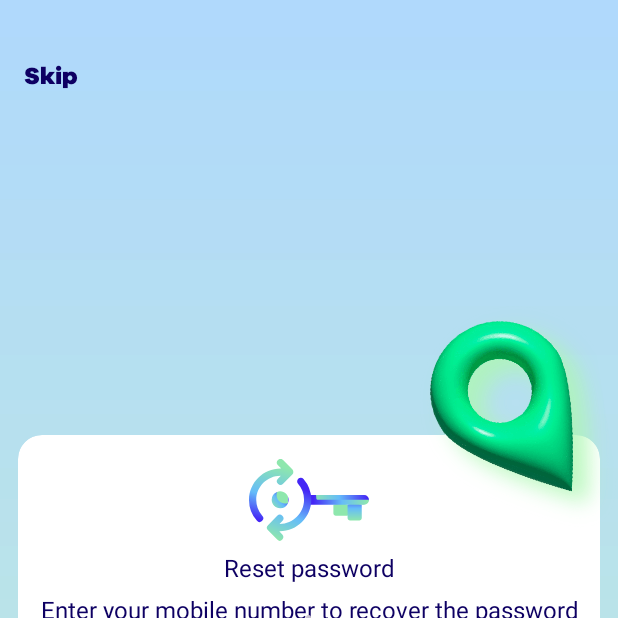
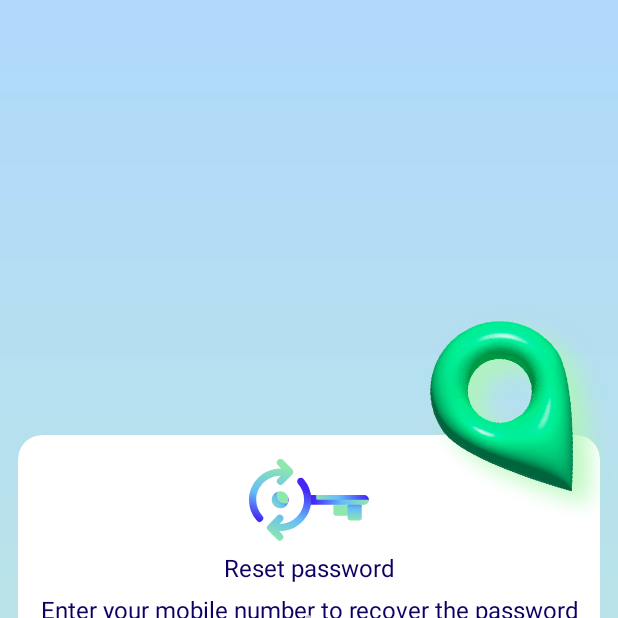
Before and after one commit to mohamedebrahem13/AlTasherat_android_team_One, an Android app: the FragmentViewPagerResetPassword screen opened through its navigation route, on a phone screen of 412 x 824 dp, the top half of it. Run offline under Robolectric (Android 15) with nearby library versions, the phone set to English and light mode, and no system bars; our stand-ins replace Dagger/Hilt's generated code; 5 statements that could not run were skipped.

Commit message:
reset password

```diff
--- a/app/src/main/java/com/solutionplus/altasherat/android/extentions/UiExt.kt
+++ b/app/src/main/java/com/solutionplus/altasherat/android/extentions/UiExt.kt
@@ -3,10 +3,13 @@ package com.solutionplus.altasherat.android.extentions
 import android.app.Activity
 import android.view.LayoutInflater
 import android.view.ViewGroup
+import androidx.activity.OnBackPressedCallback
 import androidx.fragment.app.Fragment
 import androidx.lifecycle.Lifecycle
 import androidx.lifecycle.LifecycleOwner
+import androidx.navigation.fragment.findNavController
 import androidx.viewbinding.ViewBinding
+import com.solutionplus.altasherat.R
 import java.lang.reflect.ParameterizedType
 import java.lang.reflect.Type
 
@@ -39,3 +42,14 @@ private fun <T : Any> Any.getClass(): Class<T> {
     val type: Type = (javaClass.genericSuperclass as ParameterizedType).actualTypeArguments[0]
     return type as Class<T>
 }
+
+
+
+fun Fragment.onBackButtonPressed() {
+    requireActivity().onBackPressedDispatcher.addCallback(viewLifecycleOwner, object : OnBackPressedCallback(true) {
+        override fun handleOnBackPressed() {
+            remove()
+            findNavController().navigate(R.id.action_fragmentViewPagerResetPassword_to_authViewPagerFragment)
+        }
+    })
+}
--- a/app/src/main/java/com/solutionplus/altasherat/features/auth/ui/AuthActivity.kt
+++ b/app/src/main/java/com/solutionplus/altasherat/features/auth/ui/AuthActivity.kt
@@ -1,11 +1,6 @@
 package com.solutionplus.altasherat.features.auth.ui
 
 import android.os.Bundle
-import androidx.navigation.findNavController
-import androidx.navigation.fragment.NavHostFragment
-import androidx.navigation.fragment.findNavController
-import androidx.navigation.ui.setupActionBarWithNavController
-import com.solutionplus.altasherat.R
 import com.solutionplus.altasherat.common.presentation.ui.base.activity.BaseActivity
 import com.solutionplus.altasherat.databinding.ActivityAuthBinding
 import dagger.hilt.android.AndroidEntryPoint
--- a/app/src/main/java/com/solutionplus/altasherat/features/auth/ui/AuthViewPagerFragment.kt
+++ b/app/src/main/java/com/solutionplus/altasherat/features/auth/ui/AuthViewPagerFragment.kt
@@ -2,9 +2,7 @@ package com.solutionplus.altasherat.features.auth.ui
 
 import android.os.Bundle
 import androidx.fragment.app.Fragment
-import androidx.navigation.findNavController
-import androidx.navigation.fragment.NavHostFragment.Companion.findNavController
-import androidx.navigation.fragment.findNavController
+import androidx.viewpager2.widget.ViewPager2
 import androidx.viewpager2.widget.ViewPager2.OnPageChangeCallback
 import com.google.android.material.tabs.TabLayoutMediator
 import com.solutionplus.altasherat.R
@@ -15,18 +13,25 @@ import com.solutionplus.altasherat.features.auth.login.presentation.ui.LoginFrag
 import com.solutionplus.altasherat.features.auth.signup.presentation.ui.SignUpFragment
 import com.solutionplus.altasherat.common.presentation.ui.listener.SharedButtonListener
 
-class AuthViewPagerFragment: BaseFragment<FragmentSignupLoginBinding>() {
+class AuthViewPagerFragment : BaseFragment<FragmentSignupLoginBinding>() {
 
     private val fragments by lazy {
         listOf<Fragment>(LoginFragment(), SignUpFragment())
     }
     private val adapter by lazy {
-        ViewPagerAdapter(fragmentManager = requireActivity().supportFragmentManager, fragments = fragments, lifecycle = lifecycle)
+        ViewPagerAdapter(
+            fragmentManager = requireActivity().supportFragmentManager,
+            fragments = fragments,
+            lifecycle = lifecycle
+        )
     }
+
+    private lateinit var viewPager: ViewPager2
+
     override fun onFragmentReady(savedInstanceState: Bundle?) {
         binding.btnLoginSignup.setOnClickListener {
             val currentItem =
-                fragments[binding.viewPager.currentItem] as SharedButtonListener
+                fragments[viewPager.currentItem] as SharedButtonListener
             currentItem.triggerButton()
         }
 
@@ -39,9 +44,10 @@ class AuthViewPagerFragment: BaseFragment<FragmentSignupLoginBinding>() {
     }
 
     override fun viewInit() {
-        binding.viewPager.adapter = adapter
+        viewPager = binding.viewPager
+        viewPager.adapter = adapter
 
-        binding.viewPager.registerOnPageChangeCallback(object : OnPageChangeCallback() {
+        viewPager.registerOnPageChangeCallback(object : OnPageChangeCallback() {
             override fun onPageSelected(position: Int) {
 
                 binding.cardView.requestLayout()
@@ -58,7 +64,7 @@ class AuthViewPagerFragment: BaseFragment<FragmentSignupLoginBinding>() {
             }
         })
 
-        TabLayoutMediator(binding.tabLayout, binding.viewPager) { tab, position ->
+        TabLayoutMediator(binding.tabLayout, viewPager) { tab, position ->
             when (position) {
                 0 -> {
                     tab.text = getString(R.string.login_text)
--- a/app/src/main/java/com/solutionplus/altasherat/features/reset_password/presentation/FragmentFirstResetPassword.kt
+++ b/app/src/main/java/com/solutionplus/altasherat/features/reset_password/presentation/FragmentFirstResetPassword.kt
@@ -19,32 +19,12 @@ class FragmentFirstResetPassword: BaseFragment<FragmentFirstResetPasswordBinding
     override fun viewInit() {
     }
 
-    override fun onStart() {
-        super.onStart()
-        logger.debug("start")
-    }
-
-    override fun onPause() {
-        super.onPause()
-        logger.debug("pause")
-    }
-
-    override fun onDestroy() {
-        super.onDestroy()
-        logger.debug("destroy")
-    }
-
-    override fun onCreate(savedInstanceState: Bundle?) {
-        super.onCreate(savedInstanceState)
-        logger.debug("create")
-
-    }
-
     override fun onResume() {
         super.onResume()
         binding.root.requestLayout()
     }
 
+
     companion object {
         val logger = getClassLogger()
     }
--- a/app/src/main/java/com/solutionplus/altasherat/features/reset_password/presentation/FragmentViewPagerResetPassword.kt
+++ b/app/src/main/java/com/solutionplus/altasherat/features/reset_password/presentation/FragmentViewPagerResetPassword.kt
@@ -1,10 +1,11 @@
 package com.solutionplus.altasherat.features.reset_password.presentation
 
 import android.os.Bundle
+import androidx.viewpager2.widget.ViewPager2
+import com.solutionplus.altasherat.android.extentions.onBackButtonPressed
 import com.solutionplus.altasherat.common.presentation.ui.base.fragment.BaseFragment
 import com.solutionplus.altasherat.databinding.FragmentViewPagerResetPasswordBinding
 import com.solutionplus.altasherat.common.presentation.ui.view_pager.ViewPagerAdapter
-import com.solutionplus.altasherat.common.presentation.ui.listener.SharedButtonListener
 
 class FragmentViewPagerResetPassword : BaseFragment<FragmentViewPagerResetPasswordBinding>() {
 
@@ -17,15 +18,21 @@ class FragmentViewPagerResetPassword : BaseFragment<FragmentViewPagerResetPasswo
     }
 
     private val adapter by lazy {
-        ViewPagerAdapter(fragmentManager = requireActivity().supportFragmentManager, fragments = fragments, lifecycle = lifecycle)
+        ViewPagerAdapter(
+            fragmentManager = requireActivity().supportFragmentManager,
+            fragments = fragments,
+            lifecycle = lifecycle
+        )
     }
+
+    private lateinit var viewPager: ViewPager2
 
     override fun onFragmentReady(savedInstanceState: Bundle?) {
         binding.btnSend.setOnClickListener {
-            val currentItem =
-                fragments[binding.viewPager.currentItem] as SharedButtonListener
-            currentItem.triggerButton()
+            if (viewPager.currentItem < 2)
+                viewPager.currentItem += 1
         }
+        onBackButtonPressed()
     }
 
     override fun onLoading(isLoading: Boolean) {
@@ -36,6 +43,8 @@ class FragmentViewPagerResetPassword : BaseFragment<FragmentViewPagerResetPasswo
     }
 
     override fun viewInit() {
-        binding.viewPager.adapter = adapter
+        viewPager = binding.viewPager
+        viewPager.adapter = adapter
+        viewPager.isUserInputEnabled = false
     }
 }
--- a/app/src/main/res/layout/fragment_second_reset_password.xml
+++ b/app/src/main/res/layout/fragment_second_reset_password.xml
@@ -63,6 +63,7 @@
             android:importantForAutofill="no"
             android:inputType="number"
             android:maxLength="1"
+            android:backgroundTint="@color/primary"
             android:textAppearance="@style/TextView.SemiBold"
             tools:ignore="LabelFor"
             tools:text="5" />
@@ -75,6 +76,7 @@
             android:imeOptions="actionNext"
             android:importantForAutofill="no"
             android:inputType="number"
+            android:backgroundTint="@color/primary"
             android:maxLength="1"
             android:textAppearance="@style/TextView.SemiBold"
             tools:ignore="LabelFor"
@@ -88,6 +90,7 @@
             android:imeOptions="actionNext"
             android:importantForAutofill="no"
             android:inputType="number"
+            android:backgroundTint="@color/primary"
             android:maxLength="1"
             android:textAppearance="@style/TextView.SemiBold"
             tools:ignore="LabelFor"
@@ -101,6 +104,7 @@
             android:imeOptions="actionDone"
             android:importantForAutofill="no"
             android:inputType="number"
+            android:backgroundTint="@color/primary"
             android:maxLength="1"
             android:textAppearance="@style/TextView.SemiBold"
             tools:ignore="LabelFor"
--- a/app/src/main/res/layout/fragment_signup_login.xml
+++ b/app/src/main/res/layout/fragment_signup_login.xml
@@ -95,5 +95,4 @@
         app:layout_constraintBottom_toBottomOf="@id/layout_viewpager"
         tools:text="@string/signup_text"
         style="@style/Button.Auth"/>
-
 </androidx.constraintlayout.widget.ConstraintLayout>
--- a/app/src/main/res/layout/fragment_view_pager_reset_password.xml
+++ b/app/src/main/res/layout/fragment_view_pager_reset_password.xml
@@ -7,17 +7,6 @@
     android:fitsSystemWindows="true"
     android:background="@drawable/screens_background"
     tools:context=".features.auth.ui.AuthActivity">
-
-    <TextView
-        android:id="@+id/skipTv"
-        android:layout_width="wrap_content"
-        android:layout_height="wrap_content"
-        style="@style/TextView.Heavy"
-        app:layout_constraintStart_toStartOf="parent"
-        app:layout_constraintTop_toTopOf="parent"
-        android:text="@string/skip_tv"
-        android:layout_marginTop="40dp"
-        android:layout_marginStart="16dp"/>
 
     <androidx.constraintlayout.widget.ConstraintLayout
         android:layout_width="match_parent"
--- a/app/src/main/res/navigation/auth_graph.xml
+++ b/app/src/main/res/navigation/auth_graph.xml
@@ -17,5 +17,9 @@
         android:id="@+id/fragmentViewPagerResetPassword"
         tools:layout="@layout/fragment_view_pager_reset_password"
         android:name="com.solutionplus.altasherat.features.reset_password.presentation.FragmentViewPagerResetPassword"
-        android:label="FragmentViewPagerResetPassword" />
+        android:label="FragmentViewPagerResetPassword" >
+        <action
+            android:id="@+id/action_fragmentViewPagerResetPassword_to_authViewPagerFragment"
+            app:destination="@id/authViewPagerFragment" />
+    </fragment>
 </navigation>
```
